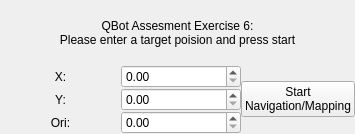
This is resources/gui_plugin.ui in zwilling/4-wheeled-ros-robot as Qt 5 draws it before an edit. The edited form follows.
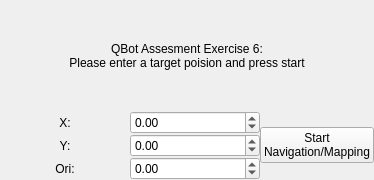
This is the edited form.

Commit message: gui: set spin_box limits

What changed in the file:
```diff
--- a/resources/gui_plugin.ui
+++ b/resources/gui_plugin.ui
@@ -6,8 +6,8 @@
    <rect>
     <x>0</x>
     <y>0</y>
-    <width>355</width>
-    <height>134</height>
+    <width>374</width>
+    <height>180</height>
    </rect>
   </property>
   <property name="windowTitle">
@@ -62,7 +62,14 @@
             </widget>
            </item>
            <item>
-            <widget class="QDoubleSpinBox" name="doubleSpinBox_x"/>
+            <widget class="QDoubleSpinBox" name="doubleSpinBox_x">
+             <property name="minimum">
+              <double>-20.000000000000000</double>
+             </property>
+             <property name="maximum">
+              <double>20.000000000000000</double>
+             </property>
+            </widget>
            </item>
           </layout>
          </item>
@@ -79,7 +86,14 @@
             </widget>
            </item>
            <item>
-            <widget class="QDoubleSpinBox" name="doubleSpinBox_y"/>
+            <widget class="QDoubleSpinBox" name="doubleSpinBox_y">
+             <property name="minimum">
+              <double>-20.000000000000000</double>
+             </property>
+             <property name="maximum">
+              <double>20.000000000000000</double>
+             </property>
+            </widget>
            </item>
           </layout>
          </item>
@@ -96,7 +110,14 @@
             </widget>
            </item>
            <item>
-            <widget class="QDoubleSpinBox" name="doubleSpinBox_ori"/>
+            <widget class="QDoubleSpinBox" name="doubleSpinBox_ori">
+             <property name="minimum">
+              <double>-3.140000000000000</double>
+             </property>
+             <property name="maximum">
+              <double>3.140000000000000</double>
+             </property>
+            </widget>
            </item>
           </layout>
          </item>
```
